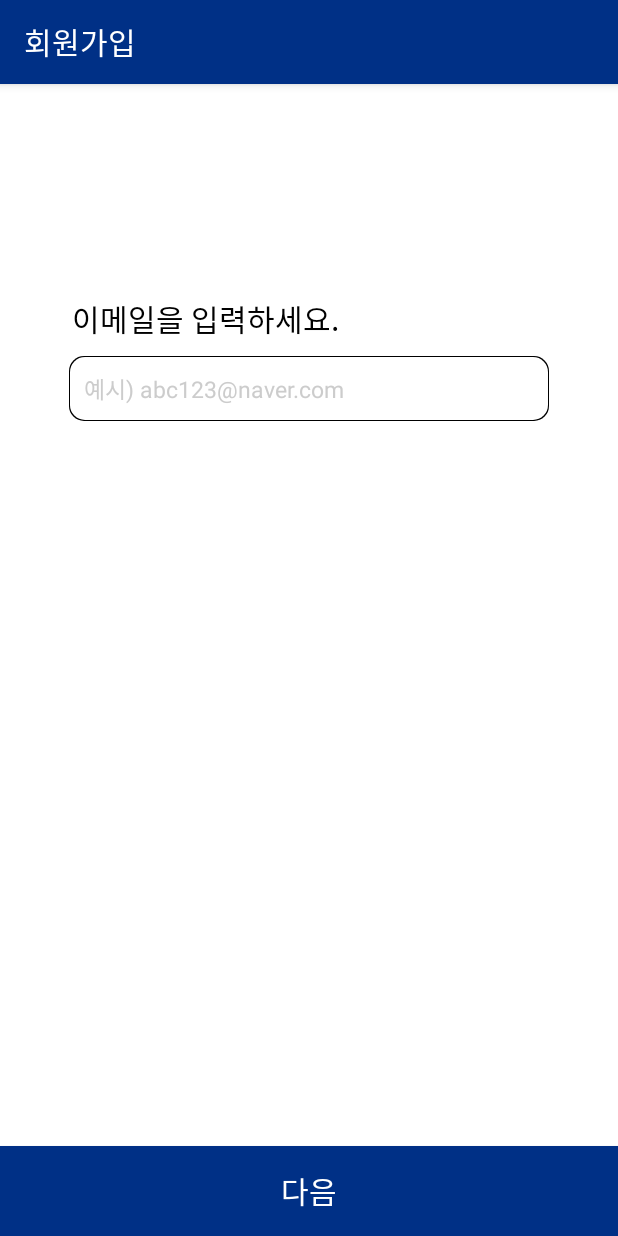
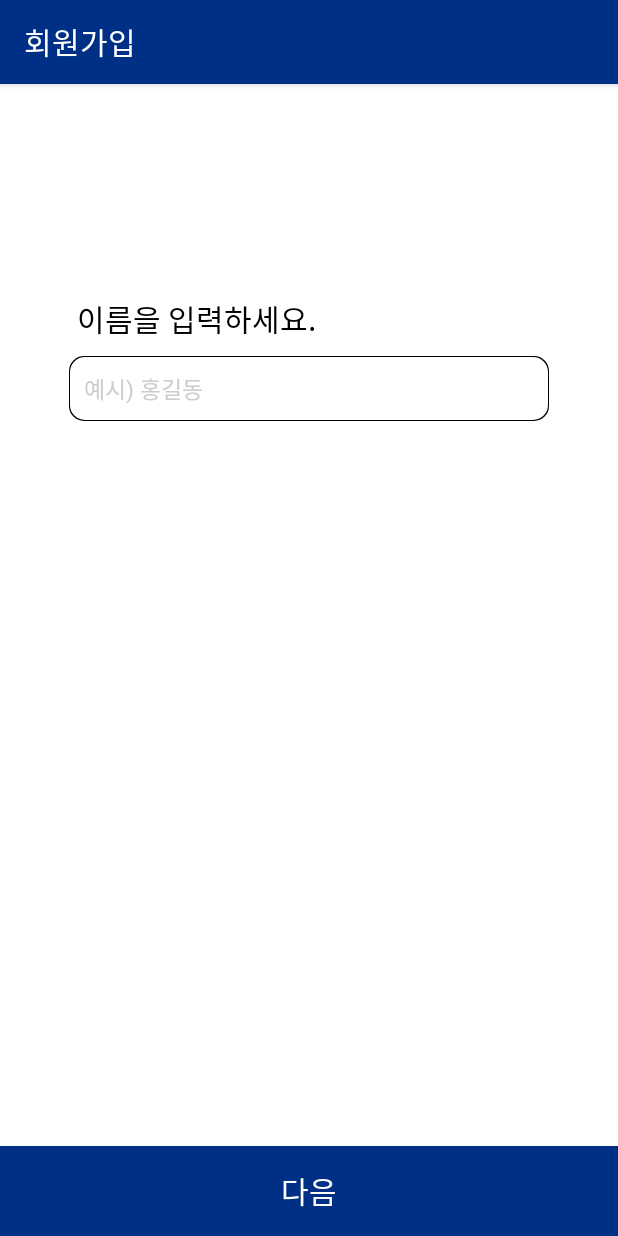
Before and after one commit to pjy2163/Frontend, an Android app: the Login screen opened directly, with no data from a screen before it, after a tap on "회원가입", on a phone screen of 412 x 824 dp. Run offline under Robolectric (Android 15) with nearby library versions, the phone set to English and light mode, and no system bars.

Commit message:
0313 민주

```diff
--- a/app/src/main/java/com/example/graduation/Login.kt
+++ b/app/src/main/java/com/example/graduation/Login.kt
@@ -49,8 +49,9 @@ class Login : AppCompatActivity() {
                     if (soundState) {
                         onSpeech("로그인 에러")
                     }
-                    TODO("비밀번호 로그인 화면으로 이동")
+                    TODO("비밀번호 로그인으로 이동")
                 }
+
 
                 override fun onAuthenticationSucceeded(
                     result: BiometricPrompt.AuthenticationResult
@@ -97,7 +98,7 @@ class Login : AppCompatActivity() {
 
         //회원가입 화면 연결
         binding.SignUp.setOnClickListener {
-            val intent = Intent(this, Signup_Email::class.java)
+            val intent = Intent(this, Signup_Name::class.java)
             startActivity(intent)
             if (soundState) {
                 onSpeech("회원가입")
--- /dev/null
+++ b/app/src/main/java/com/example/graduation/Signup_Name.kt
@@ -0,0 +1,59 @@
+package com.example.graduation
+
+import android.content.Context
+import android.content.Intent
+import androidx.appcompat.app.AppCompatActivity
+import android.os.Bundle
+import android.speech.tts.TextToSpeech
+import android.text.TextUtils.isEmpty
+import com.example.graduation.databinding.ActivitySignupNameBinding
+import java.util.Locale
+
+class Signup_Name : AppCompatActivity(), SignupDialogInterface {
+    private lateinit var binding: ActivitySignupNameBinding
+    lateinit var mtts: TextToSpeech
+    override fun onCreate(savedInstanceState: Bundle?) {
+        super.onCreate(savedInstanceState)
+        binding = ActivitySignupNameBinding.inflate(layoutInflater)
+        setContentView(binding.root)
+        // SharedPreferences에서 소리 on/off 상태 불러오기
+        val sharedPreferences = getSharedPreferences("sp1", Context.MODE_PRIVATE)
+        val soundState = sharedPreferences.getBoolean("soundState", false)
+
+        mtts = TextToSpeech(this) { //모든 글자를 소리로 읽어주는 tts
+            mtts.language = Locale.KOREAN //언어:한국어
+        }
+
+        //화면 정보 읽기
+        if (soundState) {
+            onSpeech("회원가입 이름 입력 화면입니다.")
+        }
+
+        binding.enterButton.setOnClickListener {
+            val name = binding.signupInputName.text.toString().trim()
+            if (isEmpty(name)) {
+                //이름 공백 시 다이얼로그 생성
+                val dialog = SignupDialog(this, "이름을 입력해주세요.")
+                dialog.isCancelable = false
+                dialog.show(this.supportFragmentManager, "SignupDialog")
+                if (soundState) {
+                    onSpeech("이름을 입력해주세요.")
+                }
+            } else {
+                val intent1 = Intent(this, Signup_Email::class.java)
+                val intent2 = Intent(this, Signup_Checkpwd::class.java)
+                intent2.putExtra("name", name) //이름 값 전달
+                startActivity(intent1)
+            }
+        }
+    }
+
+    override fun onDialogButtonClick() {
+        finish()
+    }
+
+    //음성 안내
+    private fun onSpeech(text: CharSequence) {
+        mtts.speak(text.toString(), TextToSpeech.QUEUE_FLUSH, null, null)
+    }
+}
--- a/app/src/main/java/com/example/graduation/TransferActivity.kt
+++ b/app/src/main/java/com/example/graduation/TransferActivity.kt
@@ -51,6 +51,7 @@ class TransferActivity : AppCompatActivity() {
         }
     }
 
+    //음성 안내
     private fun onSpeech(text: CharSequence) {
         mtts.speak(text.toString(), TextToSpeech.QUEUE_FLUSH, null, null)
     }
--- /dev/null
+++ b/app/src/main/res/layout/activity_signup_name.xml
@@ -0,0 +1,68 @@
+<?xml version="1.0" encoding="utf-8"?>
+<androidx.constraintlayout.widget.ConstraintLayout xmlns:android="http://schemas.android.com/apk/res/android"
+    xmlns:app="http://schemas.android.com/apk/res-auto"
+    xmlns:tools="http://schemas.android.com/tools"
+    android:layout_width="match_parent"
+    android:layout_height="match_parent"
+    android:background="@color/white"
+    tools:context=".Signup_Name">
+
+    <com.google.android.material.appbar.AppBarLayout
+        style="@style/Widget.MaterialComponents.Toolbar.Primary"
+        android:layout_width="match_parent"
+        android:layout_height="wrap_content"
+        app:layout_constraintEnd_toEndOf="parent"
+        app:layout_constraintStart_toStartOf="parent"
+        app:layout_constraintTop_toTopOf="parent">
+
+        <androidx.appcompat.widget.Toolbar
+            android:id="@+id/toolbar"
+            android:layout_width="match_parent"
+            android:layout_height="?attr/actionBarSize"
+            android:background="@color/navy"
+            app:titleTextColor="@color/white"
+            app:title="회원가입"/>
+    </com.google.android.material.appbar.AppBarLayout>
+
+    <TextView
+        android:id="@+id/text1"
+        android:layout_width="wrap_content"
+        android:layout_height="wrap_content"
+        android:layout_marginBottom="400dp"
+        android:layout_marginEnd="150dp"
+        android:text="이름을 입력하세요."
+        android:textSize="20sp"
+        android:textColor="@color/black"
+        app:layout_constraintBottom_toBottomOf="parent"
+        app:layout_constraintLeft_toLeftOf="parent"
+        app:layout_constraintRight_toRightOf="parent"
+        app:layout_constraintTop_toTopOf="parent" />
+
+
+    <EditText
+        android:id="@+id/signup_input_name"
+        android:layout_width="320dp"
+        android:layout_height="43dp"
+        android:layout_marginTop="10dp"
+        android:background="@drawable/border_black"
+        android:padding="10dp"
+        android:hint="예시) 홍길동"
+        android:textColorHint="@color/grey"
+        android:inputType="textEmailAddress"
+        android:textColor="#000000"
+        android:textSize="15sp"
+        app:layout_constraintEnd_toEndOf="parent"
+        app:layout_constraintStart_toStartOf="parent"
+        app:layout_constraintTop_toBottomOf="@+id/text1"/>
+
+    <android.widget.Button
+        android:id="@+id/enterButton"
+        android:layout_width="match_parent"
+        android:layout_height="60dp"
+        android:background="@drawable/btn_next_navy"
+        android:text="다음"
+        android:textSize="20sp"
+        android:textColor="@color/white"
+        app:layout_constraintBottom_toBottomOf="parent"
+        app:layout_constraintStart_toStartOf="parent"/>
+</androidx.constraintlayout.widget.ConstraintLayout>
```
Also changed, not shown: app/src/main/AndroidManifest.xml (+6 -5 lines), app/src/main/java/com/example/graduation/EditPayActivity.kt (+34 -1 lines), app/src/main/java/com/example/graduation/Signup_Checkpwd.kt (+26 -13 lines), app/src/main/res/layout/dialog_signup.xml (+12 -4 lines), app/src/main/res/layout/item_payment_method.xml (+10 -10 lines).
